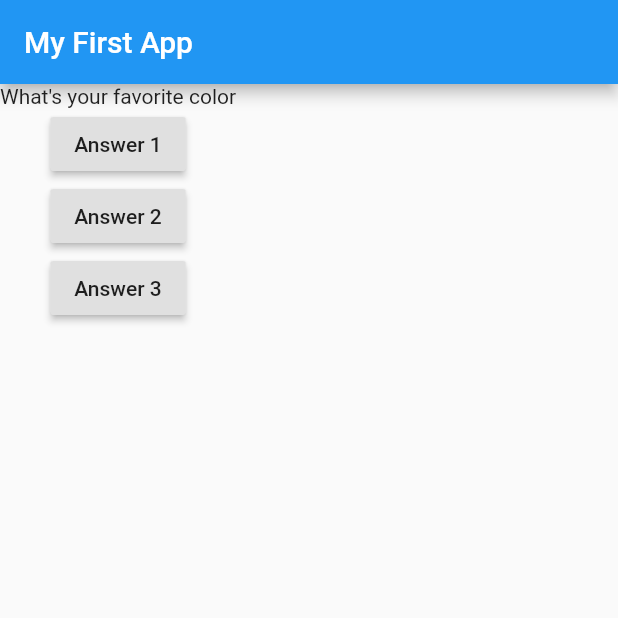
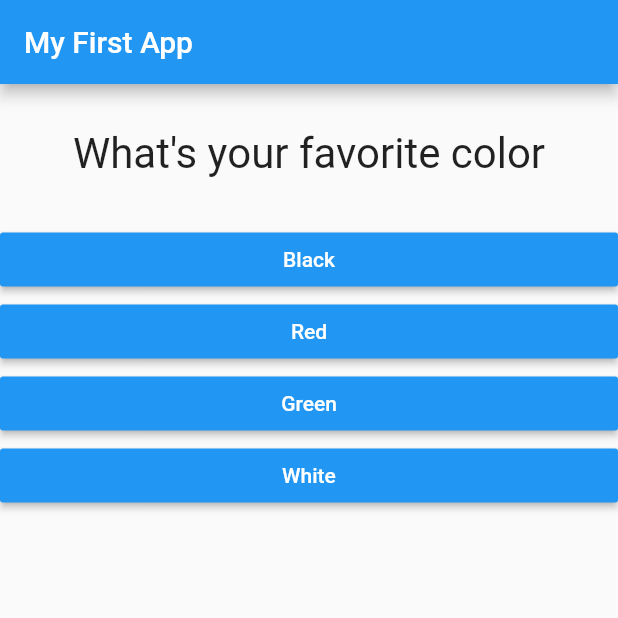
Before and after one commit to aKhalid2013/f_app1, a Flutter app: the screen it shows after launch, on a phone screen of 412 x 824 dp, the top half of it. Run offline on Flutter 3.47's test engine with Material 2 defaults, Android fonts, the phone set to English and light mode, and no system bars.

Commit message:
Map & Answers Widget Add

```diff
--- /dev/null
+++ b/lib/answer.dart
@@ -0,0 +1,21 @@
+import 'package:flutter/material.dart';
+
+class Answer extends StatelessWidget {
+  final Function selectHandler;
+  final String answerText;
+
+  Answer(this.selectHandler, this.answerText);
+
+  @override
+  Widget build(BuildContext context) {
+    return Container(
+      width: double.infinity,
+      child: RaisedButton(
+        color: Colors.blue,
+        textColor: Colors.white,
+        child: Text(answerText),
+        onPressed: selectHandler,
+      ),
+    );
+  }
+}
--- a/lib/main.dart
+++ b/lib/main.dart
@@ -1,8 +1,10 @@
 import 'package:flutter/material.dart';
+import './question.dart';
+import './answer.dart';
 
-//void main(){
+// void main(){
 //  runApp(MyApp());
-//}
+// }
 
 void main() => runApp(MyApp());
 
@@ -12,21 +14,34 @@ class MyApp extends StatefulWidget {
 }
 
 class _MyAppState extends State<MyApp> {
-  var questionIndex =0;
+  var _questionIndex = 0;
 
-  void answerQuestion() {
+  void _answerQuestion() {
     setState(() {
-      questionIndex = questionIndex + 1;
+      _questionIndex = _questionIndex + 1;
+      if (_questionIndex == 3)
+      _questionIndex =0;
     });
-    print(questionIndex);
+    print(_questionIndex);
   }
 
   @override
   Widget build(BuildContext ctx) {
-    var questions = [
-      'What\'s your favorite color',
-      'What\'s your favorite animal',
+    const questions = [
+      {
+        'questionText': 'What\'s your favorite color',
+        'answers': ['Black', 'Red', 'Green', 'White']
+      },
+      {
+        'questionText': 'What\'s your favorite animal',
+        'answers': ['Rabbit', 'Snake', 'Elephant', 'Loion']
+      },
+      {
+        'questionText': 'What\'s your favorite sport',
+        'answers': ['soccer', 'football', 'basketball', 'Swimming']
+      }
     ];
+
     return MaterialApp(
       home: Scaffold(
         appBar: AppBar(
@@ -34,23 +49,13 @@ class _MyAppState extends State<MyApp> {
         ),
         body: Column(
           children: [
-            Text(
-              questions[questionIndex],
+            Question(
+              questions[_questionIndex]['questionText'],
             ),
-            RaisedButton(
-              child: Text('Answer 1'),
-              onPressed: answerQuestion,
-            ),
-            RaisedButton(
-              child: Text('Answer 2'),
-              onPressed: () => print('Answer 2 choosen'),
-            ),
-            RaisedButton(
-              child: Text('Answer 3'),
-              onPressed: () {
-                print('Answer 3 choosen');
-              },
-            )
+            ...(questions[_questionIndex]['answers'] as List<String>)
+                .map((answer) {
+              return Answer(_answerQuestion, answer);
+            }).toList()
           ],
         ),
       ),
--- /dev/null
+++ b/lib/question.dart
@@ -0,0 +1,20 @@
+import 'package:flutter/material.dart';
+
+class Question extends StatelessWidget {
+  final String questionText;
+
+  Question(this.questionText);
+
+  @override
+  Widget build(BuildContext context) {
+    return Container(
+      width: double.infinity,
+      margin: EdgeInsets.all(30),
+      child: Text(
+        questionText,
+        style: TextStyle(fontSize: 28),
+        textAlign: TextAlign.center,
+      ),
+    );
+  }
+}
--- a/pubspec.yaml
+++ b/pubspec.yaml
@@ -14,7 +14,7 @@ description: A new Flutter project.
 version: 1.0.0+1
 
 environment:
-  sdk: ">=2.1.0 <3.0.0"
+  sdk: ">=2.2.2 <3.0.0"
 
 dependencies:
   flutter:
```
